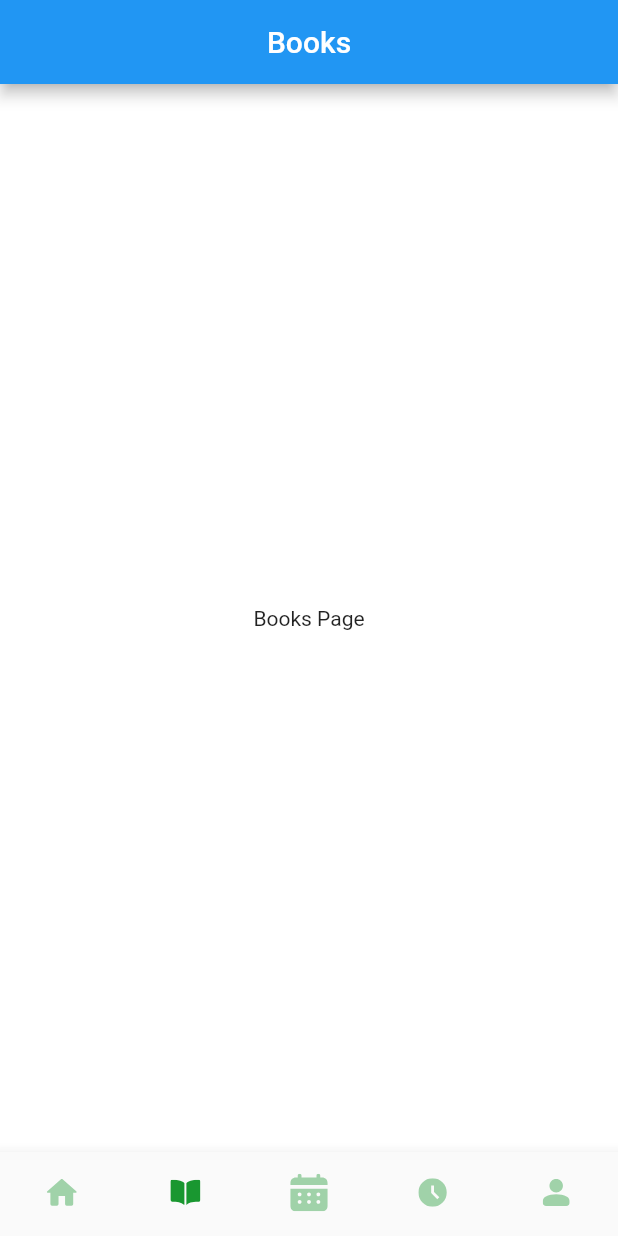
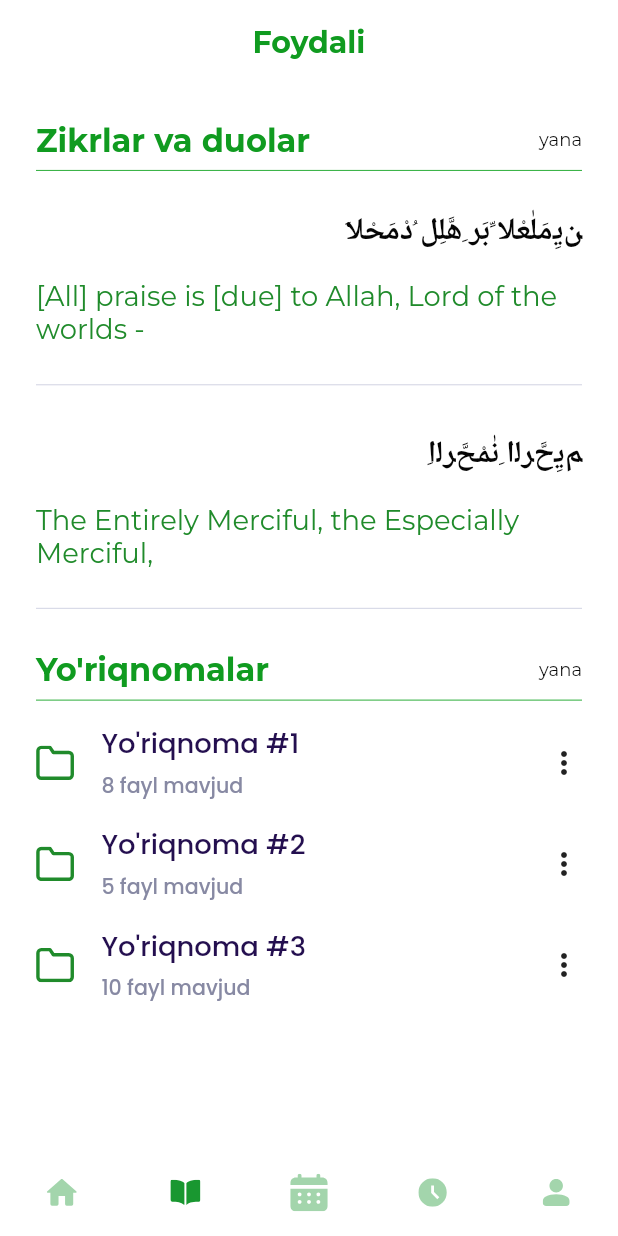
Before and after one commit to muwicef/haramayn, a Flutter app: the MainPage screen opened by its route, item 2 of the bottom bar chosen, on a phone screen of 412 x 824 dp. Run offline on Flutter 3.47's test engine with Material 2 defaults, Android fonts, the phone set to English and light mode, and no system bars; our stand-ins replace carousel_slider, dots_indicator, flutter_screenutil, flutter_svg; Roboto replaces fonts that are missing (Arabic).

Commit message:
Add Books Page

```diff
--- a/lib/core/constants/app_assets.dart
+++ b/lib/core/constants/app_assets.dart
@@ -80,6 +80,8 @@ class AppIcons extends AssetsFolder {
   String get arrow2 => '$basePath/arrow-right-2.svg';
 
   String get peoples => '$basePath/peoples.svg';
+
+  String get folder => '$basePath/folder.svg';
 }
 
 class AppImages extends AssetsFolder {
@@ -90,4 +92,6 @@ class AppImages extends AssetsFolder {
   String get welcomeBg => '$basePath/welcomeBg.png';
 
   String get tourBg => '$basePath/tour-background.png';
+
+  String get avatar => '$basePath/avatar.png';
 }
--- a/lib/core/constants/app_colors.dart
+++ b/lib/core/constants/app_colors.dart
@@ -20,4 +20,10 @@ class AppColors {
   static Color prayActiveColor = const Color(0xFF30C13F);
 
   static Color headingColor = const Color(0xFF240F4F);
+
+  static Color textColor3 = const Color(0xFF090909);
+
+  static Color arabicColor = const Color(0xFF050505);
+
+  static Color dividerColor = const Color(0xFF7B80AD);
 }
--- a/lib/core/constants/app_text_styles.dart
+++ b/lib/core/constants/app_text_styles.dart
@@ -78,6 +78,20 @@ class AppTextStyles {
     color: AppColors.textColor,
   );
 
+  static TextStyle normalTextStyle3 = TextStyle(
+    fontFamily: 'Montserrat',
+    fontSize: 12,
+    fontWeight: FontWeight.w400,
+    color: AppColors.textColor3,
+  );
+
+  static TextStyle normalTextStyle4 = TextStyle(
+    fontFamily: 'Montserrat',
+    fontSize: 18.3,
+    fontWeight: FontWeight.w400,
+    color: AppColors.textColor,
+  );
+
   static TextStyle mediumTextStyle1 = const TextStyle(
     fontFamily: 'Montserrat',
     fontSize: 16,
@@ -105,4 +119,25 @@ class AppTextStyles {
     fontWeight: FontWeight.w700,
     color: Colors.white,
   );
+
+  static TextStyle arabicStyle = TextStyle(
+    fontFamily: 'Arabic',
+    fontSize: 20.59,
+    fontWeight: FontWeight.w700,
+    color: AppColors.arabicColor,
+  );
+
+  static TextStyle guideStyle = TextStyle(
+    fontFamily: 'Poppins',
+    fontSize: 18.28,
+    fontWeight: FontWeight.w500,
+    color: AppColors.headingColor,
+  );
+
+  static TextStyle guideStyle2 = TextStyle(
+    fontFamily: 'Poppins',
+    fontSize: 13.71,
+    fontWeight: FontWeight.w500,
+    color: AppColors.welcomeTextColor,
+  );
 }
--- a/lib/presentation/pages/books/books_page.dart
+++ b/lib/presentation/pages/books/books_page.dart
@@ -1,12 +1,65 @@
 import 'package:flutter/material.dart';
+import 'package:flutter_screenutil/flutter_screenutil.dart';
+
+import '../../../core/constants/app_text_styles.dart';
+import 'components/blessing_column.dart';
+import 'components/guide_row.dart';
 
 class BooksPage extends StatelessWidget {
   const BooksPage({super.key});
 
   @override
   Widget build(BuildContext context) {
-    return const Center(
-      child: Text('Books Page'),
+    return Padding(
+      padding: const EdgeInsets.all(24),
+      child: Column(
+        children: [
+          Row(
+            children: [
+              Text(
+                'Zikrlar va duolar',
+                style: AppTextStyles.headingStyle1.copyWith(fontSize: 21.38),
+              ),
+              const Spacer(),
+              Text('yana', style: AppTextStyles.normalTextStyle3),
+            ],
+          ),
+          SizedBox(height: 8.h),
+          const Divider(
+            height: 1,
+            color: Color(0xFF2BAD39),
+          ),
+          SizedBox(height: 29.h),
+          const BlessingColumn(
+            title: 'َﻦﻳِمَلٰعْلا ِّبَر ِهَّلِل ُدْمَحْلا',
+            titleMeaning: '[All] praise is [due] to Allah, Lord of the worlds -',
+          ),
+          SizedBox(height: 27.45.h),
+          const BlessingColumn(
+            title: 'ِﻢﻳِحَّﺮﻟا ِنٰمْحَّﺮﻟا',
+            titleMeaning: 'The Entirely Merciful, the Especially Merciful,',
+          ),
+          SizedBox(height: 22.h),
+          Row(
+            children: [
+              Text(
+                'Yo\'riqnomalar',
+                style: AppTextStyles.headingStyle1.copyWith(fontSize: 21.38),
+              ),
+              const Spacer(),
+              Text('yana', style: AppTextStyles.normalTextStyle3),
+            ],
+          ),
+          SizedBox(height: 8.h),
+          const Divider(
+            height: 1,
+            color: Color(0xFF2BAD39),
+          ),
+          const GuideRow(guideNum: 1, fileCount: 8),
+          const GuideRow(guideNum: 2, fileCount: 5),
+          const GuideRow(guideNum: 3, fileCount: 10),
+        ],
+      ),
     );
   }
 }
--- /dev/null
+++ b/lib/presentation/pages/books/components/blessing_column.dart
@@ -0,0 +1,35 @@
+import 'package:flutter/material.dart';
+
+import '../../../../core/constants/app_colors.dart';
+import '../../../../core/constants/app_text_styles.dart';
+
+class BlessingColumn extends StatelessWidget {
+  const BlessingColumn({
+    required this.title,
+    required this.titleMeaning,
+    Key? key,
+  }) : super(key: key);
+  final String title, titleMeaning;
+
+  @override
+  Widget build(BuildContext context) {
+    return Column(
+      children: [
+        Align(
+          alignment: Alignment.centerRight,
+          child: Text(
+            title,
+            style: AppTextStyles.arabicStyle,
+          ),
+        ),
+        const SizedBox(height: 18.3),
+        Text(
+          titleMeaning,
+          style: AppTextStyles.normalTextStyle4,
+        ),
+        const SizedBox(height: 18.3),
+        Divider(color: AppColors.dividerColor.withOpacity(0.35)),
+      ],
+    );
+  }
+}
--- /dev/null
+++ b/lib/presentation/pages/books/components/guide_row.dart
@@ -0,0 +1,44 @@
+import 'package:flutter/material.dart';
+import 'package:flutter_screenutil/flutter_screenutil.dart';
+import 'package:flutter_svg/svg.dart';
+
+import '../../../../core/constants/app_assets.dart';
+import '../../../../core/constants/app_text_styles.dart';
+
+class GuideRow extends StatelessWidget {
+  const GuideRow({
+    required this.guideNum,
+    required this.fileCount,
+    Key? key,
+  }) : super(key: key);
+  final int guideNum, fileCount;
+
+  @override
+  Widget build(BuildContext context) {
+    return Padding(
+      padding: const EdgeInsets.only(top: 15),
+      child: Row(
+        children: [
+          SvgPicture.asset(AppAssets.icons.folder),
+          SizedBox(width: 18.28.w),
+          Column(
+            crossAxisAlignment: CrossAxisAlignment.start,
+            children: [
+              Text(
+                'Yo\'riqnoma #$guideNum',
+                style: AppTextStyles.guideStyle,
+              ),
+              SizedBox(height: 4.96.h),
+              Text(
+                '$fileCount fayl mavjud',
+                style: AppTextStyles.guideStyle2,
+              ),
+            ],
+          ),
+          const Spacer(),
+          const Icon(Icons.more_vert),
+        ],
+      ),
+    );
+  }
+}
--- a/lib/presentation/pages/main/main_page.dart
+++ b/lib/presentation/pages/main/main_page.dart
@@ -1,5 +1,6 @@
 import 'package:flutter/material.dart';
 import 'package:flutter_svg/svg.dart';
+import 'package:haramayn/core/constants/app_text_styles.dart';
 
 import '../../../core/constants/app_assets.dart';
 import '../books/books_page.dart';
@@ -19,8 +20,8 @@ class _MainPageState extends State<MainPage> {
   int selectedIndex = 0;
   PageController pageController = PageController(initialPage: 0);
   final List<String> appBarTitles = [
-    'Home',
-    'Books',
+    'Haramayn Tour',
+    'Foydali',
     'Calendar',
     'Namoz Vaqtlari',
     'Shaxsiy Profil',
@@ -31,8 +32,13 @@ class _MainPageState extends State<MainPage> {
     return Scaffold(
       backgroundColor: Colors.white,
       appBar: AppBar(
-        title: Text(appBarTitles[selectedIndex]),
+        title: Text(
+          appBarTitles[selectedIndex],
+          style: AppTextStyles.headingStyle1.copyWith(fontSize: 20),
+        ),
         centerTitle: true,
+        elevation: 0,
+        backgroundColor: Colors.white,
         leading: const SizedBox(),
       ),
       body: PageView(
@@ -50,6 +56,8 @@ class _MainPageState extends State<MainPage> {
         type: BottomNavigationBarType.fixed,
         showSelectedLabels: false,
         showUnselectedLabels: false,
+        backgroundColor: Colors.white,
+        elevation: 0,
         currentIndex: selectedIndex,
         onTap: (value) => setState(() {
           selectedIndex = value;
--- a/pubspec.yaml
+++ b/pubspec.yaml
@@ -39,6 +39,8 @@ flutter:
       fonts:
         - asset: fonts/Poppins-SemiBold.ttf
           weight: 600
+        - asset: fonts/Poppins-Medium.ttf
+          weight: 500
         - asset: fonts/Poppins-Regular.ttf
           weight: 400
     - family: Montserrat
@@ -59,3 +61,7 @@ flutter:
           weight: 600
         - asset: fonts/OpenSans-Regular.ttf
           weight: 400
+    - family: Amiri
+      fonts:
+        - asset: fonts/Amiri-Bold.ttf
+          weight: 700
```
Also changed, not shown: assets/icons/folder.svg (added), assets/images/avatar.png (added), fonts/Amiri-Bold.ttf (added), fonts/Poppins-Medium.ttf (added).
